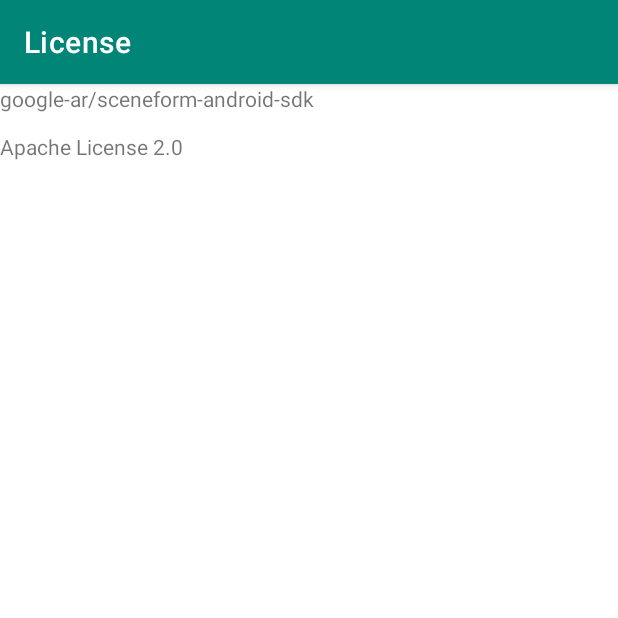
After one commit to takusan23/youshidoregurai, an Android app: the LicenseActivity screen opened directly, with no data from a screen before it, on a phone screen of 412 x 824 dp, the top half of it. The commit adds this screen. Run offline under Robolectric (Android 15) with nearby library versions, the phone set to English and light mode, and no system bars.

Commit message:
ライセンス画面追加。 並び替えは非同期処理なのできつい？

```diff
--- /dev/null
+++ b/app/src/main/java/io/github/takusan23/youshidoregurai/LicenseActivity.kt
@@ -0,0 +1,20 @@
+package io.github.takusan23.youshidoregurai
+
+import androidx.appcompat.app.AppCompatActivity
+import android.os.Bundle
+import kotlinx.android.synthetic.main.activity_license.*
+
+class LicenseActivity : AppCompatActivity() {
+
+    override fun onCreate(savedInstanceState: Bundle?) {
+        super.onCreate(savedInstanceState)
+        setContentView(R.layout.activity_license)
+
+        licence_textview.text = """
+google-ar/sceneform-android-sdk
+
+Apache License 2.0
+        """.trimIndent()
+
+    }
+}
--- a/app/src/main/java/io/github/takusan23/youshidoregurai/MainActivity.kt
+++ b/app/src/main/java/io/github/takusan23/youshidoregurai/MainActivity.kt
@@ -4,6 +4,7 @@
 import android.app.ActivityManager
 import android.content.ContentValues
 import android.content.Context
+import android.content.Intent
 import android.database.sqlite.SQLiteDatabase
 import android.graphics.Color
 import android.os.Build
@@ -106,6 +107,11 @@
         ar_paper_add_button.setOnClickListener {
             val paperListBottomFragment = PaperListBottomFragment()
             paperListBottomFragment.show(supportFragmentManager, "list")
+        }
+
+        ar_setting_button.setOnClickListener {
+            val intent = Intent(this, LicenseActivity::class.java)
+            startActivity(intent)
         }
 
     }
--- /dev/null
+++ b/app/src/main/res/layout/activity_license.xml
@@ -0,0 +1,26 @@
+<?xml version="1.0" encoding="utf-8"?>
+<LinearLayout xmlns:android="http://schemas.android.com/apk/res/android"
+    xmlns:app="http://schemas.android.com/apk/res-auto"
+    xmlns:tools="http://schemas.android.com/tools"
+    android:layout_width="match_parent"
+    android:layout_height="match_parent"
+    android:orientation="vertical"
+    tools:context=".LicenseActivity">
+
+    <ScrollView
+        android:layout_width="match_parent"
+        android:layout_height="match_parent">
+
+        <LinearLayout
+            android:layout_width="match_parent"
+            android:layout_height="wrap_content"
+            android:orientation="vertical" >
+
+            <TextView
+                android:id="@+id/licence_textview"
+                android:layout_width="match_parent"
+                android:layout_height="wrap_content"
+                android:text="TextView" />
+        </LinearLayout>
+    </ScrollView>
+</LinearLayout>
--- a/app/src/main/res/values/strings.xml
+++ b/app/src/main/res/values/strings.xml
@@ -5,4 +5,5 @@
     <string name="edit_paper_height">Height (cm)</string>
     <string name="add">Add</string>
     <string name="paper_name">Name</string>
+    <string name="license">License</string>
 </resources>
```
Also changed, not shown: app/src/main/AndroidManifest.xml (+14 -10 lines), app/src/main/java/io/github/takusan23/youshidoregurai/BottomFragment/EditPaperBottomFragment.kt (+27 -8 lines), app/src/main/java/io/github/takusan23/youshidoregurai/BottomFragment/PaperListBottomFragment.kt (+70 -7 lines), app/src/main/java/io/github/takusan23/youshidoregurai/PaperListAdapter.kt (+14 -1 lines), app/src/main/res/drawable/ic_edit_black_24dp.xml (added, +9 -0 lines), app/src/main/res/layout/adapter_paper_list.xml (+9 -0 lines), app/src/main/res/layout/bottomfragment_edit_paper.xml (+16 -14 lines), 1 other file.
